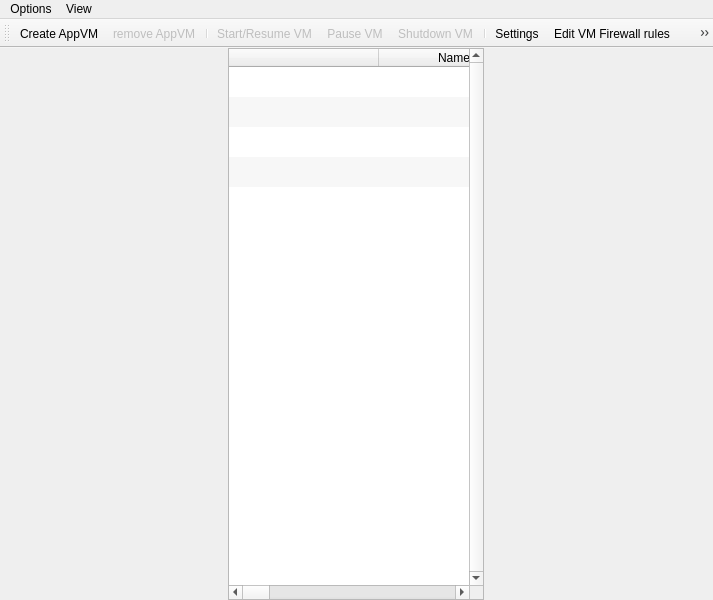
The window that mainwindow.ui (QubesOS/qubes-manager) describes before a commit, drawn with Qt 5.
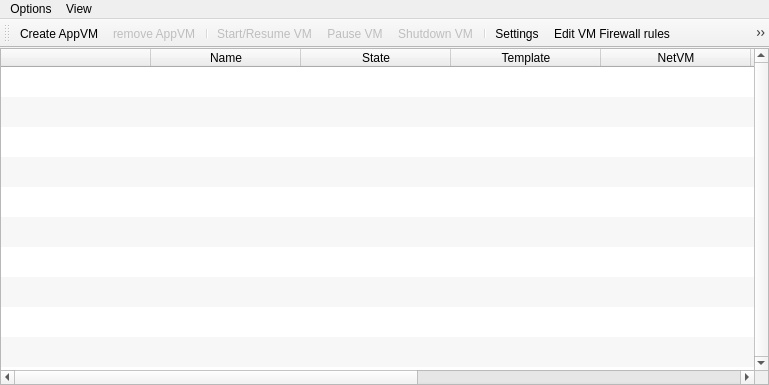
The same window after the commit. Icons and pictures are not drawn.

Commit message: Initial size equals default.

```diff
--- a/mainwindow.ui
+++ b/mainwindow.ui
@@ -6,8 +6,8 @@
    <rect>
     <x>0</x>
     <y>0</y>
-    <width>713</width>
-    <height>600</height>
+    <width>769</width>
+    <height>385</height>
    </rect>
   </property>
   <property name="sizePolicy">
@@ -60,12 +60,6 @@
     </property>
     <item row="0" column="0">
      <widget class="QTableWidget" name="table">
-      <property name="sizePolicy">
-       <sizepolicy hsizetype="Fixed" vsizetype="Minimum">
-        <horstretch>0</horstretch>
-        <verstretch>0</verstretch>
-       </sizepolicy>
-      </property>
       <property name="minimumSize">
        <size>
         <width>0</width>
@@ -118,7 +112,7 @@
        <bool>false</bool>
       </property>
       <property name="rowCount">
-       <number>4</number>
+       <number>10</number>
       </property>
       <attribute name="horizontalHeaderCascadingSectionResizes">
        <bool>false</bool>
@@ -143,6 +137,12 @@
       <row/>
       <row/>
       <row/>
+      <row/>
+      <row/>
+      <row/>
+      <row/>
+      <row/>
+      <row/>
       <column>
        <property name="text">
         <string/>
@@ -215,7 +215,7 @@
     <rect>
      <x>0</x>
      <y>0</y>
-     <width>713</width>
+     <width>769</width>
      <height>23</height>
     </rect>
    </property>
```
